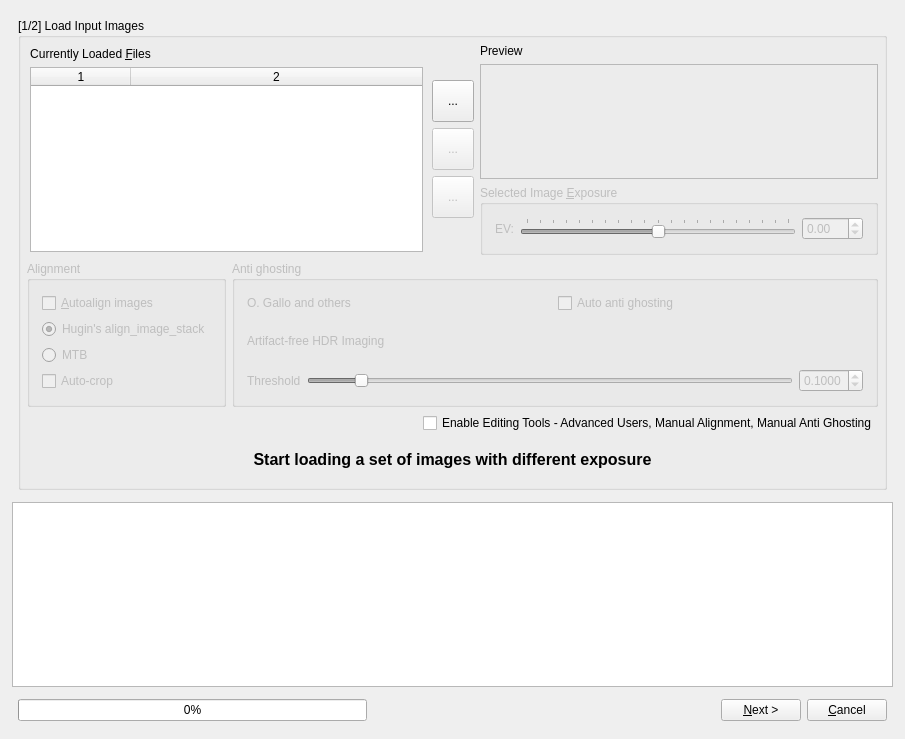
The window that src/HdrWizard/HdrWizard.ui (LuminanceHDR/LuminanceHDR) describes before a commit, drawn with Qt 5.
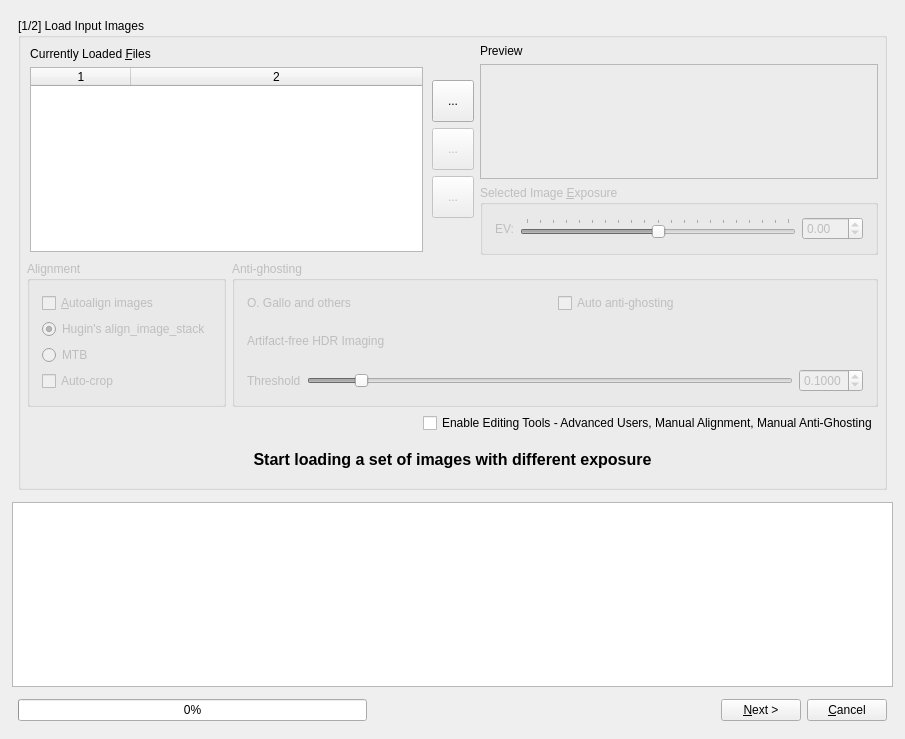
The same window after the commit. The open tabs and pages were chosen to show the change. Icons and pictures are not drawn.

```diff
--- a/src/HdrWizard/HdrWizard.ui
+++ b/src/HdrWizard/HdrWizard.ui
@@ -21,7 +21,7 @@
    <item row="0" column="0">
     <layout class="QVBoxLayout" name="verticalLayout_9">
      <property name="spacing">
-      <number>-1</number>
+      <number>6</number>
      </property>
      <property name="margin">
       <number>6</number>
@@ -662,7 +662,7 @@
                    <bool>false</bool>
                   </property>
                   <property name="title">
-                   <string>Anti ghosting</string>
+                   <string>Anti-ghosting</string>
                   </property>
                   <layout class="QGridLayout" name="gridLayout_8">
                    <property name="margin">
@@ -689,7 +689,7 @@
                         <string>&lt;html&gt;&lt;head/&gt;&lt;body&gt;&lt;p&gt;Enable auto anti ghosting algorithm&lt;/p&gt;&lt;/body&gt;&lt;/html&gt;</string>
                        </property>
                        <property name="text">
-                        <string>Auto anti ghosting</string>
+                        <string>Auto anti-ghosting</string>
                        </property>
                       </widget>
                      </item>
@@ -819,7 +819,7 @@
                 <item>
                  <widget class="QCheckBox" name="checkBoxEditingTools">
                   <property name="text">
-                   <string>Enable Editing Tools - Advanced Users, Manual Alignment, Manual Anti Ghosting</string>
+                   <string>Enable Editing Tools - Advanced Users, Manual Alignment, Manual Anti-Ghosting</string>
                   </property>
                  </widget>
                 </item>
```
Left out of the diff: 8 changed lines with no effect on the pictures.
